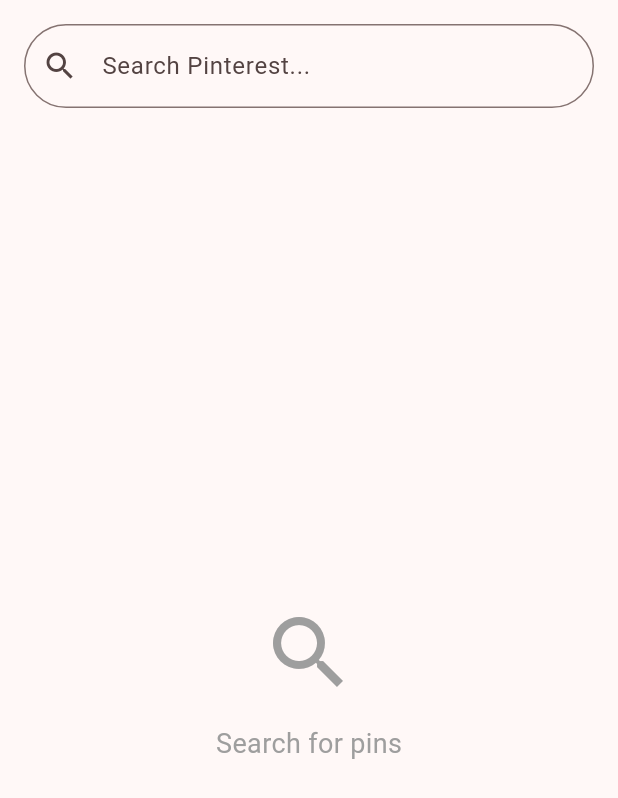
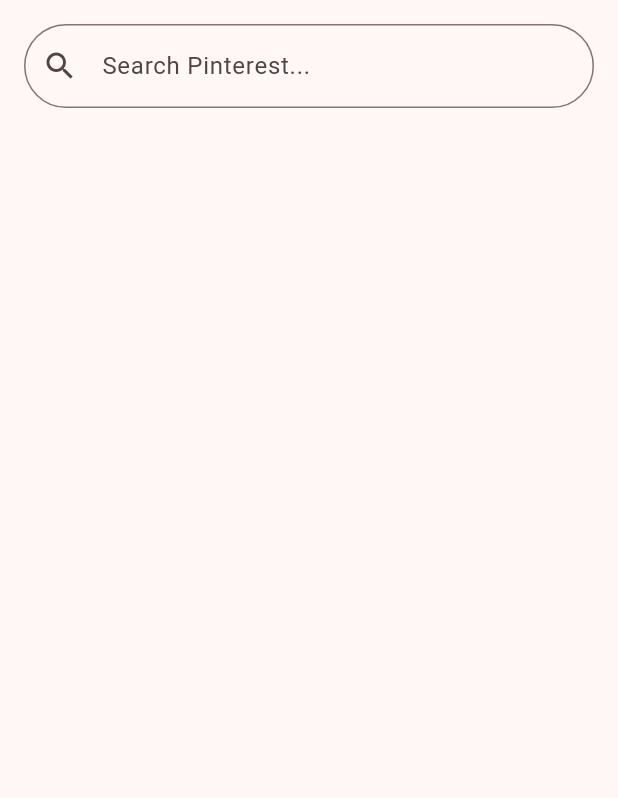
Before and after one commit to 686udjie/Pinitu, a Flutter app: the SearchPage widget shown alone on an empty page, opened directly, on a phone screen of 412 x 824 dp. Shown: the top 798 px of the screen. Run offline on Flutter 3.47's test engine with Material 3 defaults, Android fonts, the phone set to English and light mode, and no system bars; our stand-ins replace cached_network_image, dio, flutter_secure_storage, shared_preferences, video_player; missing offline and left inert: flutter_inappwebview; accounts and stored records are empty.

Commit message:
add search history logic, make it persistent unttil specifcally cleared

```diff
--- a/lib/main.dart
+++ b/lib/main.dart
@@ -1,11 +1,10 @@
-// TO DO: rewrite this file and remove logout button at the bottom right
-
 import 'dart:convert';
 
 import 'package:flutter/material.dart';
 import 'package:flutter_inappwebview/flutter_inappwebview.dart';
 import 'package:flutter_secure_storage/flutter_secure_storage.dart';
 import 'package:flutter_staggered_grid_view/flutter_staggered_grid_view.dart';
+import 'package:shared_preferences/shared_preferences.dart';
 
 import 'models/pin.dart';
 import 'parsers/pinterest_parser.dart';
@@ -296,11 +295,13 @@ class _SearchPageState extends State<SearchPage> {
   bool _initialized = false;
   bool _hasSearched = false;
   final TextEditingController _searchController = TextEditingController();
+  final List<String> _searchHistory = <String>[];
 
   @override
   void initState() {
     super.initState();
     _init();
+    _loadSearchHistory();
   }
 
   @override
@@ -324,8 +325,42 @@ class _SearchPageState extends State<SearchPage> {
     });
   }
 
+  Future<void> _loadSearchHistory() async {
+    try {
+      final prefs = await SharedPreferences.getInstance();
+      final historyList = prefs.getStringList('search_history') ?? [];
+      _searchHistory.clear();
+      _searchHistory.addAll(historyList);
+      setState(() {});
+    } catch (e) {
+      _searchHistory.clear();
+      setState(() {});
+    }
+  }
+
+  Future<void> _saveSearchHistory() async {
+    try {
+      final prefs = await SharedPreferences.getInstance();
+      await prefs.setStringList('search_history', _searchHistory);
+    } catch (e) {}
+  }
+
+  void _addToSearchHistory(String query) {
+    final trimmedQuery = query.trim();
+    if (trimmedQuery.isNotEmpty && !_searchHistory.contains(trimmedQuery)) {
+      _searchHistory.insert(0, trimmedQuery);
+      if (_searchHistory.length > 10) {
+        _searchHistory.removeLast();
+      }
+      _saveSearchHistory();
+    }
+  }
+
   Future<void> _performSearch(String query) async {
     if (query.trim().isEmpty || _loading) return;
+
+    // Add to search history immediately when Enter is pressed
+    _addToSearchHistory(query);
 
     setState(() {
       _loading = true;
@@ -354,6 +389,26 @@ class _SearchPageState extends State<SearchPage> {
     }
   }
 
+  void _clearSearchHistory() async {
+    _searchHistory.clear();
+    setState(() {});
+    try {
+      final prefs = await SharedPreferences.getInstance();
+      await prefs.remove('search_history');
+    } catch (e) {}
+  }
+
+  void _removeFromHistory(String query) {
+    _searchHistory.remove(query);
+    setState(() {});
+    _saveSearchHistory();
+  }
+
+  void _selectHistoryItem(String query) {
+    _searchController.text = query;
+    _performSearch(query);
+  }
+
   @override
   Widget build(BuildContext context) {
     if (!_initialized) {
@@ -374,11 +429,10 @@ class _SearchPageState extends State<SearchPage> {
                       icon: const Icon(Icons.clear),
                       onPressed: () {
                         _searchController.clear();
-                        setState(() {
                         _searchResults.clear();
                         _seenUrls.clear();
                         _hasSearched = false;
-                        });
+                        setState(() {});
                       },
                     )
                   : null,
@@ -390,6 +444,48 @@ class _SearchPageState extends State<SearchPage> {
             onChanged: (_) => setState(() {}),
           ),
         ),
+        // Clear History Button
+        if (_searchHistory.isNotEmpty && !_hasSearched)
+          Padding(
+            padding: const EdgeInsets.symmetric(horizontal: 16.0),
+            child: Row(
+              mainAxisAlignment: MainAxisAlignment.end,
+              children: [
+                TextButton.icon(
+                  onPressed: _clearSearchHistory,
+                  icon: const Icon(Icons.clear_all, size: 16),
+                  label: const Text('Clear History'),
+                  style: TextButton.styleFrom(
+                    foregroundColor: Colors.grey[600],
+                  ),
+                ),
+              ],
+            ),
+          ),
+        // Search History
+        if (_searchHistory.isNotEmpty && !_hasSearched)
+          Expanded(
+            child: ListView.builder(
+              padding: const EdgeInsets.symmetric(horizontal: 16.0),
+              itemCount: _searchHistory.length,
+              itemBuilder: (context, index) {
+                final query = _searchHistory[index];
+                return ListTile(
+                  leading: const Icon(Icons.history, color: Colors.grey),
+                  title: Text(query),
+                  trailing: IconButton(
+                    icon: const Icon(Icons.close, size: 18),
+                    onPressed: () => _removeFromHistory(query),
+                    color: Colors.grey[600],
+                  ),
+                  onTap: () => _selectHistoryItem(query),
+                  contentPadding: const EdgeInsets.symmetric(horizontal: 8.0),
+                );
+              },
+            ),
+          ),
+        // Search Results
+        if (_hasSearched)
           Expanded(
             child: _buildSearchContent(),
           ),
@@ -398,22 +494,6 @@ class _SearchPageState extends State<SearchPage> {
   }
 
   Widget _buildSearchContent() {
-    if (!_hasSearched) {
-      return const Center(
-        child: Column(
-          mainAxisSize: MainAxisSize.min,
-          children: [
-            Icon(Icons.search, size: 64, color: Colors.grey),
-            SizedBox(height: 16),
-            Text(
-              'Search for pins',
-              style: TextStyle(fontSize: 18, color: Colors.grey),
-            ),
-          ],
-        ),
-      );
-    }
-
     if (_loading) {
       return const Center(child: CircularProgressIndicator());
     }
--- a/pubspec.yaml
+++ b/pubspec.yaml
@@ -40,6 +40,7 @@ dependencies:
   cached_network_image: ^3.4.1
   video_player: ^2.10.0
   flutter_staggered_grid_view: ^0.7.0
+  shared_preferences: ^2.2.2
 
 dev_dependencies:
   flutter_test:
```
Also changed, not shown: pubspec.lock, 1 other file. Lines whose indentation alone changed are shown as unchanged.
